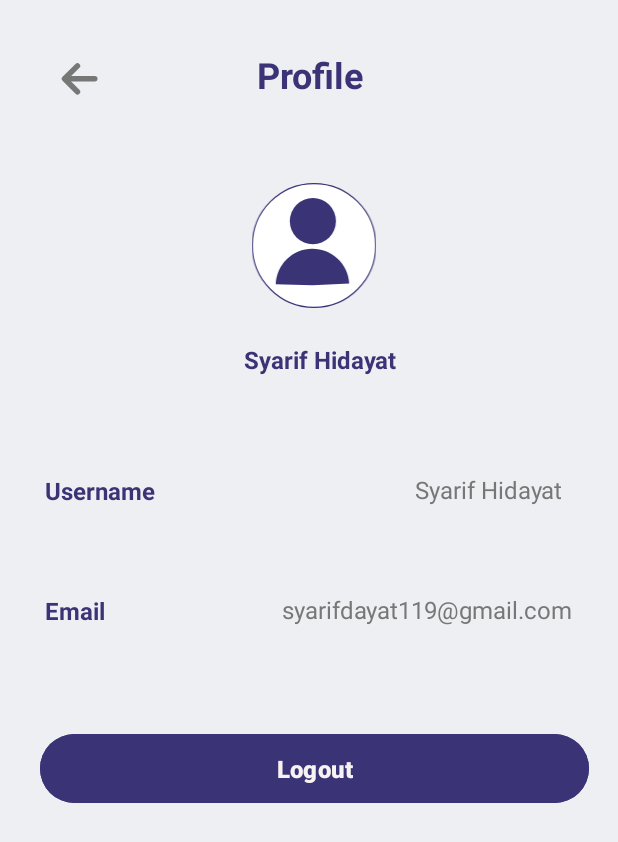
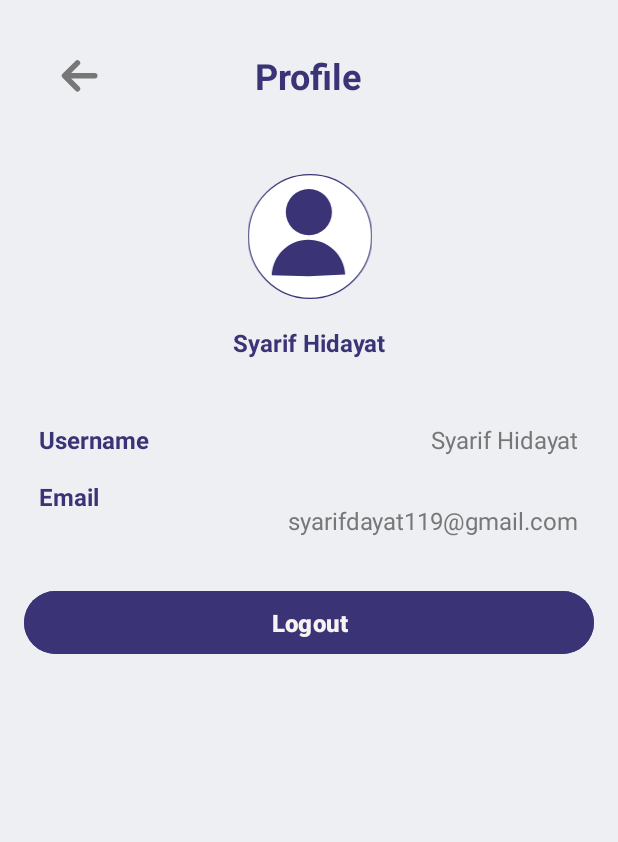
Before and after one commit to muslih2018/InsightCart, an Android app: the layout profile.xml on its own in the app's theme, with its tools: preview values and no code run, on a phone screen of 412 x 824 dp. Shown: the top 842 px of the screen. Run offline under Robolectric (Android 15) with nearby library versions, the phone set to English and light mode, and no system bars.

Commit message:
responsive profile

```diff
--- a/app/src/main/res/layout/fragment_sign_up.xml
+++ b/app/src/main/res/layout/fragment_sign_up.xml
@@ -1,13 +1,12 @@
 <?xml version="1.0" encoding="utf-8"?>
-<androidx.constraintlayout.widget.ConstraintLayout
-    xmlns:android="http://schemas.android.com/apk/res/android"
+<androidx.constraintlayout.widget.ConstraintLayout xmlns:android="http://schemas.android.com/apk/res/android"
     xmlns:app="http://schemas.android.com/apk/res-auto"
     xmlns:tools="http://schemas.android.com/tools"
     android:layout_width="match_parent"
+    android:layout_height="match_parent"
     android:background="@drawable/background1"
     android:paddingHorizontal="20dp"
-    tools:context=".SignUpFragment"
-    android:layout_height="match_parent">
+    tools:context=".SignUpFragment">
 
     <!-- Title TextView -->
     <TextView
@@ -53,27 +52,26 @@
         android:layout_width="match_parent"
         android:layout_height="50dp"
         android:layout_marginTop="10dp"
-        app:layout_constraintTop_toBottomOf="@+id/emailTextView"
         android:background="@drawable/edit_text_background1"
         android:textColor="@color/text_color_lightblue"
         android:textColorHint="@color/text_color_lightblue"
+        app:layout_constraintTop_toBottomOf="@+id/emailTextView"
         tools:alpha="100">
 
         <com.google.android.material.textfield.TextInputEditText
             android:id="@+id/emailEditText"
             android:layout_width="match_parent"
             android:layout_height="match_parent"
+            android:layout_margin="0dp"
+            android:autofillHints="emailAddress"
+            android:background="@drawable/edit_text_background1"
             android:ems="10"
-            android:layout_margin="0dp"
+            android:hint="@string/enter_your_email"
+            android:inputType="textEmailAddress"
+            android:paddingHorizontal="20dp"
             android:paddingVertical="0dp"
             android:textColor="@color/text_color_lightblue"
-            android:autofillHints="emailAddress"
-            android:hint="@string/enter_your_email"
-            android:paddingHorizontal="20dp"
-            android:background="@drawable/edit_text_background1"
-            android:textSize="13sp"
-            android:inputType="textEmailAddress"
-            />
+            android:textSize="13sp" />
     </com.google.android.material.textfield.TextInputLayout>
 
     <!-- Username TextView -->
@@ -95,27 +93,26 @@
         android:layout_width="match_parent"
         android:layout_height="50dp"
         android:layout_marginTop="10dp"
-        app:layout_constraintTop_toBottomOf="@+id/usernameTextView"
         android:background="@drawable/edit_text_background1"
         android:textColor="@color/text_color_lightblue"
         android:textColorHint="@color/text_color_lightblue"
+        app:layout_constraintTop_toBottomOf="@+id/usernameTextView"
         tools:alpha="100">
 
         <com.google.android.material.textfield.TextInputEditText
             android:id="@+id/usernameEditText"
             android:layout_width="match_parent"
             android:layout_height="match_parent"
+            android:layout_margin="0dp"
+            android:autofillHints="username"
+            android:background="@drawable/edit_text_background1"
             android:ems="10"
-            android:layout_margin="0dp"
+            android:hint="@string/enter_your_username"
+            android:inputType="text"
+            android:paddingHorizontal="20dp"
             android:paddingVertical="0dp"
             android:textColor="@color/text_color_lightblue"
-            android:autofillHints="username"
-            android:hint="@string/enter_your_username"
-            android:paddingHorizontal="20dp"
-            android:background="@drawable/edit_text_background1"
-            android:textSize="13sp"
-            android:inputType="text"
-            />
+            android:textSize="13sp" />
     </com.google.android.material.textfield.TextInputLayout>
 
     <!-- Password TextView -->
@@ -137,27 +134,26 @@
         android:layout_width="match_parent"
         android:layout_height="50dp"
         android:layout_marginTop="10dp"
-        app:layout_constraintTop_toBottomOf="@+id/passwordTextView"
         android:background="@drawable/edit_text_background1"
         android:textColor="@color/text_color_lightblue"
         android:textColorHint="@color/text_color_lightblue"
+        app:layout_constraintTop_toBottomOf="@+id/passwordTextView"
         tools:alpha="100">
 
         <com.google.android.material.textfield.TextInputEditText
             android:id="@+id/passwordEditText"
             android:layout_width="match_parent"
             android:layout_height="match_parent"
+            android:layout_margin="0dp"
+            android:autofillHints="password"
+            android:background="@drawable/edit_text_background1"
             android:ems="10"
-            android:layout_margin="0dp"
+            android:hint="@string/enter_your_password"
+            android:inputType="textPassword"
+            android:paddingHorizontal="20dp"
             android:paddingVertical="0dp"
             android:textColor="@color/text_color_lightblue"
-            android:autofillHints="password"
-            android:hint="@string/enter_your_password"
-            android:paddingHorizontal="20dp"
-            android:background="@drawable/edit_text_background1"
-            android:textSize="13sp"
-            android:inputType="textPassword"
-            />
+            android:textSize="13sp" />
     </com.google.android.material.textfield.TextInputLayout>
 
     <!-- Confirm Password TextView -->
@@ -179,27 +175,26 @@
         android:layout_width="match_parent"
         android:layout_height="50dp"
         android:layout_marginTop="10dp"
-        app:layout_constraintTop_toBottomOf="@+id/confirmPasswordTextView"
         android:background="@drawable/edit_text_background1"
         android:textColor="@color/text_color_lightblue"
         android:textColorHint="@color/text_color_lightblue"
+        app:layout_constraintTop_toBottomOf="@+id/confirmPasswordTextView"
         tools:alpha="100">
 
         <com.google.android.material.textfield.TextInputEditText
             android:id="@+id/confirmPasswordEditText"
             android:layout_width="match_parent"
             android:layout_height="match_parent"
+            android:layout_margin="0dp"
+            android:autofillHints="password"
+            android:background="@drawable/edit_text_background1"
             android:ems="10"
-            android:layout_margin="0dp"
+            android:hint="@string/confirm_your_password"
+            android:inputType="textPassword"
+            android:paddingHorizontal="20dp"
             android:paddingVertical="0dp"
             android:textColor="@color/text_color_lightblue"
-            android:autofillHints="password"
-            android:hint="@string/confirm_your_password"
-            android:paddingHorizontal="20dp"
-            android:background="@drawable/edit_text_background1"
-            android:textSize="13sp"
-            android:inputType="textPassword"
-            />
+            android:textSize="13sp" />
     </com.google.android.material.textfield.TextInputLayout>
 
     <!-- Signup Button -->
@@ -216,4 +211,24 @@
         app:layout_constraintTop_toBottomOf="@+id/confirmPasswordEditTextLayout"
         tools:alpha="100" />
 
+    <androidx.constraintlayout.widget.Guideline
+        android:id="@+id/guideline"
+        android:layout_width="wrap_content"
+        android:layout_height="wrap_content"
+        android:orientation="vertical"
+        app:layout_constraintGuide_begin="20dp" />
+
+    <androidx.constraintlayout.widget.Guideline
+        android:id="@+id/guideline2"
+        android:layout_width="wrap_content"
+        android:layout_height="wrap_content"
+        android:orientation="horizontal"
+        app:layout_constraintGuide_begin="20dp" />
+
+    <androidx.constraintlayout.helper.widget.Flow
+        android:id="@+id/flow"
+        android:layout_width="wrap_content"
+        android:layout_height="wrap_content"
+        tools:ignore="MissingConstraints" />
+
 </androidx.constraintlayout.widget.ConstraintLayout>
--- /dev/null
+++ b/app/src/main/res/layout/inventory_menu.xml
@@ -0,0 +1,6 @@
+<?xml version="1.0" encoding="utf-8"?>
+<androidx.constraintlayout.widget.ConstraintLayout xmlns:android="http://schemas.android.com/apk/res/android"
+    android:layout_width="match_parent"
+    android:layout_height="match_parent">
+
+</androidx.constraintlayout.widget.ConstraintLayout>
--- a/app/src/main/res/layout/profile.xml
+++ b/app/src/main/res/layout/profile.xml
@@ -1,145 +1,160 @@
 <?xml version="1.0" encoding="utf-8"?>
-<RelativeLayout xmlns:android="http://schemas.android.com/apk/res/android"
+<androidx.constraintlayout.widget.ConstraintLayout
+    xmlns:android="http://schemas.android.com/apk/res/android"
+    xmlns:app="http://schemas.android.com/apk/res-auto"
+    xmlns:tools="http://schemas.android.com/tools"
     android:layout_width="match_parent"
     android:layout_height="match_parent"
-    android:background="@color/White1">
+    android:background="@color/White1"
+   tools:context=".AuthActivity">
 
-    <RelativeLayout
+    <!-- Header layout -->
+    <androidx.constraintlayout.widget.ConstraintLayout
         android:id="@+id/Header"
-        android:layout_width="match_parent"
+        android:layout_width="0dp"
         android:layout_height="100dp"
-        android:layout_alignParentTop="true">
+        app:layout_constraintTop_toTopOf="parent"
+        app:layout_constraintStart_toStartOf="parent"
+        app:layout_constraintEnd_toEndOf="parent"
+        android:paddingHorizontal="16dp">
 
         <ImageView
-            android:contentDescription="@string/back"
             android:id="@+id/arrowIcon"
             android:layout_width="56dp"
             android:layout_height="44dp"
-            android:layout_alignParentTop="true"
-            android:layout_marginTop="30dp"
-            android:layout_marginEnd="85dp"
-            android:layout_toStartOf="@id/headerTittle"
-            android:paddingEnd="8dp"
-            android:src="@drawable/arrow" />
+            android:layout_marginStart="10sp"
+            android:contentDescription="@string/back"
+            android:src="@drawable/arrow"
+            app:layout_constraintStart_toStartOf="parent"
+            app:layout_constraintTop_toTopOf="parent"
+            app:layout_constraintBottom_toBottomOf="parent"
+            app:layout_constraintVertical_bias="0.5"/>
 
         <TextView
-            android:id="@+id/headerTittle"
+            android:id="@+id/headerTitle"
             android:layout_width="wrap_content"
             android:layout_height="wrap_content"
-            android:layout_alignParentEnd="true"
-            android:layout_alignParentBottom="true"
-            android:layout_marginEnd="169dp"
-            android:layout_marginBottom="34dp"
             android:text="@string/profile"
             android:textColor="#3A3376"
-            android:textSize="24dp"
-            android:textStyle="bold" />
+            android:textSize="24sp"
+            android:textStyle="bold"
+            app:layout_constraintBottom_toBottomOf="parent"
+            app:layout_constraintEnd_toEndOf="parent"
+            app:layout_constraintHorizontal_bias="0.498"
+            app:layout_constraintStart_toStartOf="parent"
+            app:layout_constraintTop_toTopOf="parent"
+            tools:ignore="MissingConstraints" />
+    </androidx.constraintlayout.widget.ConstraintLayout>
 
-    </RelativeLayout>
-    <RelativeLayout
+    <!-- Profile photo layout -->
+    <androidx.constraintlayout.widget.ConstraintLayout
         android:id="@+id/Photo"
-        android:layout_width="match_parent"
+        android:layout_width="wrap_content"
         android:layout_height="150dp"
-        android:layout_alignParentTop="true"
-        android:layout_alignParentEnd="true"
-        android:layout_marginTop="102dp"
-        android:layout_marginEnd="4dp">
+        app:layout_constraintTop_toBottomOf="@id/Header"
+        app:layout_constraintStart_toStartOf="parent"
+        app:layout_constraintEnd_toEndOf="parent"
+        android:layout_marginTop="16dp">
 
         <ImageView
-            android:contentDescription="@string/photo"
             android:id="@+id/profile_image"
             android:layout_width="93dp"
             android:layout_height="93dp"
-            android:layout_alignParentEnd="true"
-            android:layout_alignParentTop="true"
-            android:layout_gravity="center"
-            android:layout_marginEnd="152dp"
-            android:layout_marginTop="20dp"
+            android:contentDescription="@string/photo"
             android:scaleType="fitCenter"
-            android:src="@drawable/profile_pict" />
+            android:src="@drawable/profile_pict"
+            app:layout_constraintTop_toTopOf="parent"
+            app:layout_constraintStart_toStartOf="parent"
+            app:layout_constraintEnd_toEndOf="parent"/>
 
         <TextView
             android:id="@+id/user"
             android:layout_width="wrap_content"
             android:layout_height="wrap_content"
-            android:layout_below="@id/profile_image"
-            android:layout_alignParentEnd="true"
-            android:layout_marginTop="13dp"
-            android:layout_marginEnd="143dp"
             android:text="@string/usernamedummy"
             android:textColor="@color/Purple1"
             android:textSize="16sp"
-            android:textStyle="bold" />
-    </RelativeLayout>
+            android:textStyle="bold"
+            app:layout_constraintTop_toBottomOf="@id/profile_image"
+            app:layout_constraintStart_toStartOf="parent"
+            app:layout_constraintEnd_toEndOf="parent"
+            android:layout_marginTop="8dp"/>
+    </androidx.constraintlayout.widget.ConstraintLayout>
 
-    <RelativeLayout
+    <!-- Content layout -->
+    <androidx.constraintlayout.widget.ConstraintLayout
         android:id="@+id/Content"
-        android:layout_width="match_parent"
-        android:layout_height="500dp"
-        android:layout_alignParentTop="true"
-        android:layout_alignParentEnd="true"
-        android:layout_marginTop="266dp"
-        android:layout_marginEnd="-4dp">
+        android:layout_width="0dp"
+        android:layout_height="0dp"
+        app:layout_constraintTop_toBottomOf="@id/Photo"
+        app:layout_constraintStart_toStartOf="parent"
+        app:layout_constraintEnd_toEndOf="parent"
+        app:layout_constraintBottom_toBottomOf="parent"
+        android:layout_marginTop="16dp"
+        android:paddingHorizontal="16dp">
 
         <TextView
             android:id="@+id/username_label"
             android:layout_width="wrap_content"
             android:layout_height="wrap_content"
-            android:layout_marginStart="30dp"
-            android:layout_marginTop="50dp"
             android:text="@string/user"
             android:textColor="@color/Purple1"
             android:textSize="16sp"
-            android:textStyle="bold" />
+            android:textStyle="bold"
+            app:layout_constraintTop_toTopOf="parent"
+            app:layout_constraintStart_toStartOf="parent"
+            android:layout_marginStart="10sp"/>
 
         <TextView
             android:id="@+id/username_value"
             android:layout_width="wrap_content"
             android:layout_height="wrap_content"
-            android:layout_alignParentTop="true"
-            android:layout_marginStart="173dp"
-            android:layout_marginTop="49dp"
-            android:layout_toEndOf="@id/username_label"
             android:text="@string/usernamedummy"
             android:textColor="@color/LightGrey"
-            android:textSize="16sp" />
+            android:textSize="16sp"
+            app:layout_constraintTop_toTopOf="@id/username_label"
+            app:layout_constraintEnd_toEndOf="parent"
+            android:layout_marginEnd="10sp"/>
 
         <TextView
             android:id="@+id/email_label"
             android:layout_width="wrap_content"
             android:layout_height="wrap_content"
-            android:layout_marginStart="30dp"
-            android:layout_marginTop="130dp"
             android:text="@string/email"
             android:textColor="@color/Purple1"
             android:textSize="16sp"
-            android:textStyle="bold" />
+            android:textStyle="bold"
+            app:layout_constraintTop_toBottomOf="@id/username_label"
+            app:layout_constraintStart_toStartOf="parent"
+            android:layout_marginTop="16dp"
+            android:layout_marginStart="10sp"/>
 
         <TextView
             android:id="@+id/email_value"
             android:layout_width="wrap_content"
             android:layout_height="wrap_content"
-            android:layout_alignParentTop="true"
-            android:layout_marginStart="118dp"
-            android:layout_marginTop="129dp"
-            android:layout_toEndOf="@+id/email_label"
             android:text="@string/Account"
             android:textColor="@color/LightGrey"
-            android:textSize="16sp" />
+            android:textSize="16sp"
+            app:layout_constraintTop_toTopOf="@id/email_label"
+            app:layout_constraintEnd_toEndOf="parent"
+            android:layout_marginTop="16dp"
+            android:layout_marginEnd="10sp"/>
 
         <Button
             android:id="@+id/btn_logout"
-            android:layout_width="366dp"
-            android:layout_height="54dp"
-            android:layout_below="@id/email_value"
-            android:layout_alignParentEnd="true"
-            android:layout_marginTop="68dp"
-            android:layout_marginEnd="23dp"
+            android:layout_width="0dp"
+            android:layout_height="wrap_content"
             android:backgroundTint="#3A3376"
             android:padding="10dp"
             android:text="@string/logout"
             android:textColor="#F8F3F3"
             android:textSize="16sp"
-            android:textStyle="bold" />
-    </RelativeLayout>
-</RelativeLayout>
+            android:textStyle="bold"
+            app:layout_constraintTop_toBottomOf="@id/email_value"
+            app:layout_constraintStart_toStartOf="parent"
+            app:layout_constraintEnd_toEndOf="parent"
+            android:layout_marginTop="32dp"/>
+    </androidx.constraintlayout.widget.ConstraintLayout>
+
+</androidx.constraintlayout.widget.ConstraintLayout>
```
